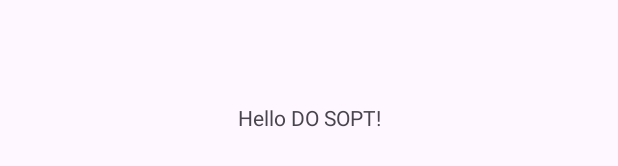
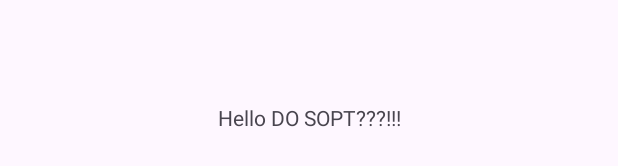
Before and after one commit to DO-SOPT-ANDROID/youbin-lee, an Android app: the layout activity_main.xml on its own in the app's theme, with its tools: preview values and no code run, on a phone screen of 412 x 824 dp. Shown: the part 501-667 px from the top of the screen. Run offline under Robolectric (Android 15) with nearby library versions, the phone set to English and light mode, and no system bars.

Commit message:
[MOD/#1] main 뷰 수정

```diff
--- a/app/src/main/res/layout/activity_main.xml
+++ b/app/src/main/res/layout/activity_main.xml
@@ -9,7 +9,7 @@
     <TextView
         android:layout_width="wrap_content"
         android:layout_height="wrap_content"
-        android:text="Hello DO SOPT!"
+        android:text="Hello DO SOPT???!!!"
         app:layout_constraintBottom_toBottomOf="parent"
         app:layout_constraintEnd_toEndOf="parent"
         app:layout_constraintStart_toStartOf="parent"
```
